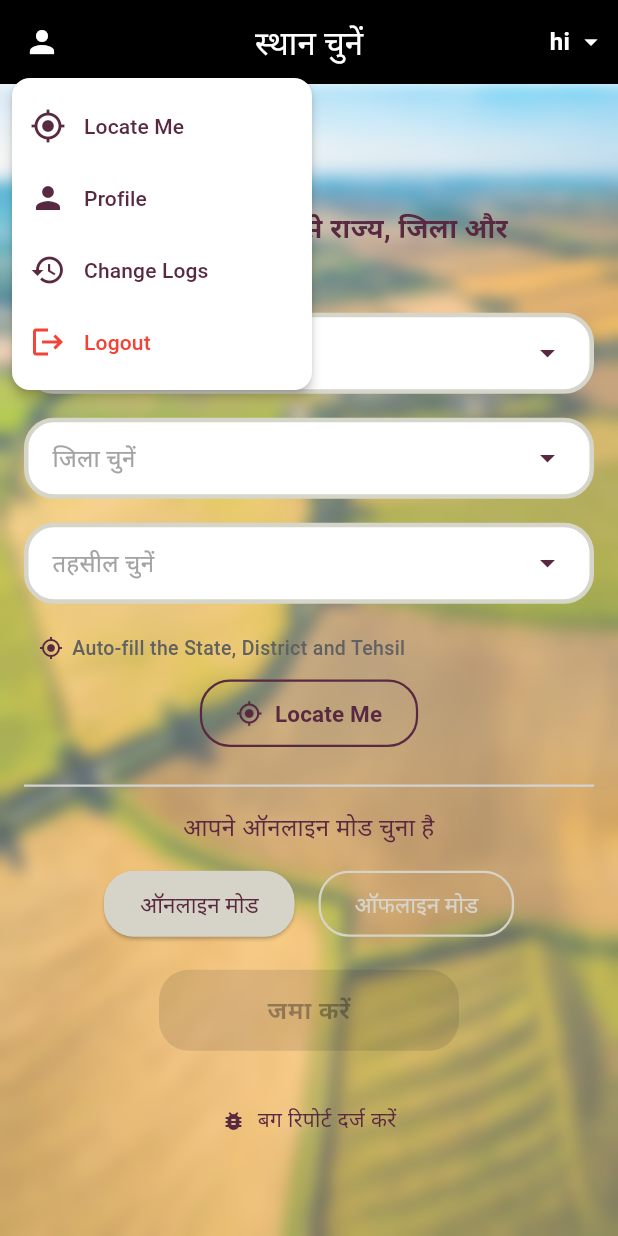
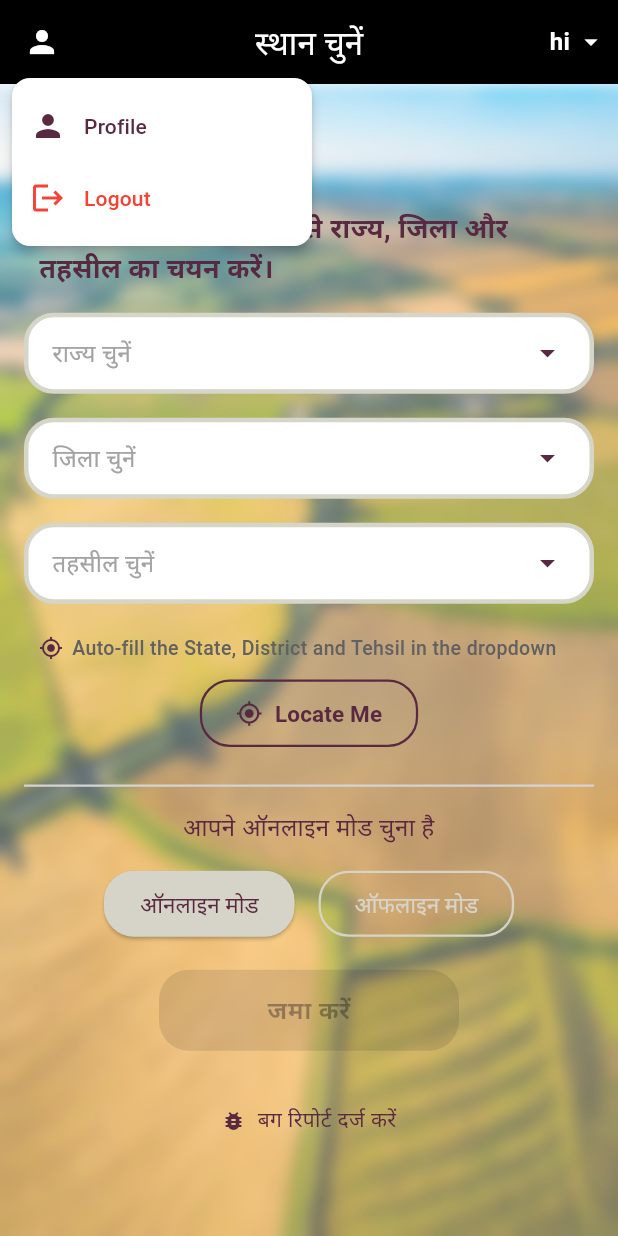
Before and after one commit to core-stack-org/cc-android-offline, a Flutter app: the LocationSelection screen opened by its route, after a tap on the "person" icon, on a phone screen of 412 x 824 dp. Run offline on Flutter 3.47's test engine with Material 3 defaults, Android fonts, the phone set to English and light mode, and no system bars; our stand-ins replace connectivity_plus, device_info_plus, flutter_local_notifications, flutter_map, geolocator, latlong2 and 5 more; missing offline and left inert: flutter_inappwebview; accounts and stored records are empty; network calls fail; statements that could not run were skipped.

Commit message:
bump version

```diff
--- a/lib/download_progress.dart
+++ b/lib/download_progress.dart
@@ -460,7 +460,6 @@ class _DownloadProgressPageState extends State<DownloadProgressPage> {
       'recharge_structure.json': 'recharge_structure.json',
       'water_structure.json': 'water_structure.json',
       'agrohorticulture.json' : 'agrohorticulture.json'
-
     };
 
     List<String> failedFiles = [];
--- a/lib/location_selection.dart
+++ b/lib/location_selection.dart
@@ -14,8 +14,6 @@ import 'package:connectivity_plus/connectivity_plus.dart';
 import 'package:nrmflutter/db/plans_db.dart';
 import 'package:nrmflutter/db/location_db.dart';
 import 'package:nrmflutter/utils/constants.dart';
-import 'package:nrmflutter/utils/change_log.dart';
-
 import './container_flow/container_manager.dart';
 import './container_flow/container_sheet.dart';
 import './download_progress.dart';
@@ -839,22 +837,6 @@ class _LocationSelectionState extends State<LocationSelection> {
         ),
         items: [
           const PopupMenuItem<String>(
-            value: 'locate_me',
-            child: Row(
-              children: [
-                Icon(Icons.my_location, color: Color(0xFF592941)),
-                SizedBox(width: 12),
-                Text(
-                  'Locate Me',
-                  style: TextStyle(
-                    color: Color(0xFF592941),
-                    fontWeight: FontWeight.w500,
-                  ),
-                ),
-              ],
-            ),
-          ),
-          const PopupMenuItem<String>(
             value: 'profile',
             child: Row(
               children: [
@@ -862,22 +844,6 @@ class _LocationSelectionState extends State<LocationSelection> {
                 SizedBox(width: 12),
                 Text(
                   'Profile',
-                  style: TextStyle(
-                    color: Color(0xFF592941),
-                    fontWeight: FontWeight.w500,
-                  ),
-                ),
-              ],
-            ),
-          ),
-          const PopupMenuItem<String>(
-            value: 'changelogs',
-            child: Row(
-              children: [
-                Icon(Icons.history, color: Color(0xFF592941)),
-                SizedBox(width: 12),
-                Text(
-                  'Change Logs',
                   style: TextStyle(
                     color: Color(0xFF592941),
                     fontWeight: FontWeight.w500,
@@ -920,9 +886,6 @@ class _LocationSelectionState extends State<LocationSelection> {
 
   void _handleMenuSelection(String value) {
     switch (value) {
-      case 'locate_me':
-        _showLocateMeOptions();
-        break;
       case 'profile':
         Navigator.push(
           context,
@@ -930,9 +893,6 @@ class _LocationSelectionState extends State<LocationSelection> {
             builder: (context) => const ProfileStatsScreen(),
           ),
         );
-        break;
-      case 'changelogs':
-        ChangeLog.showChangelogBottomSheet(context);
         break;
       case 'logout':
         LogoutService.showLogoutConfirmationDialog(context);
@@ -1272,27 +1232,11 @@ class _LocationSelectionState extends State<LocationSelection> {
           mainAxisSize: MainAxisSize.min,
           children: [
             ListTile(
-              leading: const Icon(Icons.my_location),
-              title: const Text('Locate Me'),
-              onTap: () {
-                Navigator.pop(context);
-                _handleMenuSelection('locate_me');
-              },
-            ),
-            ListTile(
               leading: const Icon(Icons.person),
               title: const Text('Profile'),
               onTap: () {
                 Navigator.pop(context);
                 _handleMenuSelection('profile');
-              },
-            ),
-            ListTile(
-              leading: const Icon(Icons.history),
-              title: const Text('Change Logs'),
-              onTap: () {
-                Navigator.pop(context);
-                _handleMenuSelection('changelogs');
               },
             ),
             ListTile(
@@ -1503,7 +1447,7 @@ class _LocationSelectionState extends State<LocationSelection> {
                   ),
                   const SizedBox(width: 6),
                   Text(
-                    'Auto-fill the State, District and Tehsil',
+                    'Auto-fill the State, District and Tehsil in the dropdown',
                     style: TextStyle(
                       fontSize: 13,
                       fontWeight: FontWeight.w500,
--- a/lib/ui/login_screen.dart
+++ b/lib/ui/login_screen.dart
@@ -1,4 +1,3 @@
-import 'dart:math';
 import 'package:flutter/material.dart';
 import 'package:flutter/services.dart';
 import 'package:package_info_plus/package_info_plus.dart';
@@ -18,8 +17,7 @@ class LoginScreen extends StatefulWidget {
   State<LoginScreen> createState() => _LoginScreenState();
 }
 
-class _LoginScreenState extends State<LoginScreen>
-    with TickerProviderStateMixin {
+class _LoginScreenState extends State<LoginScreen> {
   final _formKey = GlobalKey<FormState>();
   final _usernameController = TextEditingController();
   final _passwordController = TextEditingController();
@@ -31,7 +29,6 @@ class _LoginScreenState extends State<LoginScreen>
   String _selectedLanguage = 'hi';
   bool _obscurePassword = true;
   String _appVersion = '';
-  late AnimationController _hintController;
 
   @override
   void initState() {
@@ -39,10 +36,6 @@ class _LoginScreenState extends State<LoginScreen>
     _loadSavedLanguage();
     _setupFormValidation();
     _loadInfo();
-    _hintController = AnimationController(
-      vsync: this,
-      duration: const Duration(milliseconds: 1100),
-    )..repeat();
   }
 
   Future<void> _loadSavedLanguage() async {
@@ -89,7 +82,6 @@ class _LoginScreenState extends State<LoginScreen>
     _passwordController.removeListener(_validateForm);
     _usernameController.dispose();
     _passwordController.dispose();
-    _hintController.dispose();
     super.dispose();
   }
 
@@ -635,54 +627,7 @@ class _LoginScreenState extends State<LoginScreen>
 
   @override
   Widget build(BuildContext context) {
-    final topPadding = MediaQuery.of(context).padding.top;
-    // Stop arrow tip just outside the button circle edge (bottom-right quadrant)
-    final buttonCenter = Offset(52.0, topPadding + 50.0);
-    final arrowStart = Offset(68.0, topPadding + kToolbarHeight + 34.0);
-
-    return Stack(
-      children: [
-        _buildScaffold(context),
-        Positioned.fill(
-          child: IgnorePointer(
-            child: AnimatedBuilder(
-              animation: _hintController,
-              builder: (_, __) => CustomPaint(
-                painter: _DemoArrowPainter(
-                  progress: _hintController.value,
-                  buttonCenter: buttonCenter,
-                  arrowStart: arrowStart,
-                ),
-              ),
-            ),
-          ),
-        ),
-        Positioned(
-          top: topPadding + kToolbarHeight + 16.0,
-          left: 72.0,
-          child: IgnorePointer(
-            child: Container(
-              padding:
-                  const EdgeInsets.symmetric(horizontal: 10, vertical: 6),
-              decoration: BoxDecoration(
-                color: const Color(0xFF592941).withValues(alpha: 0.88),
-                borderRadius: BorderRadius.circular(10),
-              ),
-              child: const Text(
-                'demo login\ndetails here',
-                style: TextStyle(
-                  color: Colors.white,
-                  fontSize: 12,
-                  fontWeight: FontWeight.w700,
-                  height: 1.4,
-                ),
-                textAlign: TextAlign.center,
-              ),
-            ),
-          ),
-        ),
-      ],
-    );
+    return _buildScaffold(context);
   }
 
   Widget _buildScaffold(BuildContext context) {
@@ -922,75 +867,3 @@ class _LoginScreenState extends State<LoginScreen>
     );
   }
 }
-
-class _DemoArrowPainter extends CustomPainter {
-  final double progress;
-  final Offset buttonCenter;
-  final Offset arrowStart;
-
-  _DemoArrowPainter({
-    required this.progress,
-    required this.buttonCenter,
-    required this.arrowStart,
-  });
-
-  @override
-  void paint(Canvas canvas, Size size) {
-    final paint = Paint()
-      ..color = const Color(0xFF592941)
-      ..strokeWidth = 2.5
-      ..style = PaintingStyle.stroke
-      ..strokeCap = StrokeCap.round;
-
-    // Swirling cubic bezier from text label to button
-    // CP1: swing left-and-down first for the swirl
-    // CP2: approach the button edge from below-right
-    final cp1 = Offset(arrowStart.dx - 55, arrowStart.dy + 14);
-    final cp2 = Offset(buttonCenter.dx + 60, buttonCenter.dy + 30);
-
-    final path = Path()
-      ..moveTo(arrowStart.dx, arrowStart.dy)
-      ..cubicTo(cp1.dx, cp1.dy, cp2.dx, cp2.dy, buttonCenter.dx, buttonCenter.dy);
-
-    // Animated dashes flowing along the path
-    const dashLen = 7.0;
-    const gapLen = 5.0;
-    const cycle = dashLen + gapLen;
-    final offset = progress * cycle;
-
-    for (final metric in path.computeMetrics()) {
-      final len = metric.length;
-      var d = -offset;
-      while (d < len) {
-        final s = d.clamp(0.0, len);
-        final e = (d + dashLen).clamp(0.0, len);
-        if (s < e) canvas.drawPath(metric.extractPath(s, e), paint);
-        d += cycle;
-      }
-    }
-
-    // Arrowhead at the tip (button end)
-    final metrics = path.computeMetrics().toList();
-    if (metrics.isNotEmpty) {
-      final m = metrics.first;
-      final t = m.getTangentForOffset(m.length);
-      if (t != null) {
-        const arrowLen = 10.0;
-        const halfAngle = 0.45;
-        canvas.save();
-        canvas.translate(t.position.dx, t.position.dy);
-        canvas.rotate(t.angle);
-        final arrowPath = Path()
-          ..moveTo(0, 0)
-          ..lineTo(-arrowLen * cos(halfAngle), -arrowLen * sin(halfAngle))
-          ..moveTo(0, 0)
-          ..lineTo(-arrowLen * cos(halfAngle), arrowLen * sin(halfAngle));
-        canvas.drawPath(arrowPath, paint);
-        canvas.restore();
-      }
-    }
-  }
-
-  @override
-  bool shouldRepaint(_DemoArrowPainter old) => old.progress != progress;
-}
--- a/pubspec.yaml
+++ b/pubspec.yaml
@@ -16,7 +16,7 @@ publish_to: 'none' # Remove this line if you wish to publish to pub.dev
 # https://developer.apple.com/library/archive/documentation/General/Reference/InfoPlistKeyReference/Articles/CoreFoundationKeys.html
 # In Windows, build-name is used as the major, minor, and patch parts
 # of the product and file versions while build-number is used as the build suffix.
-version: 3.1.5+21
+version: 3.1.6+22
 
 environment:
   sdk: ^3.5.4
```
Also changed, not shown: pubspec.lock (added), 6 other files.
